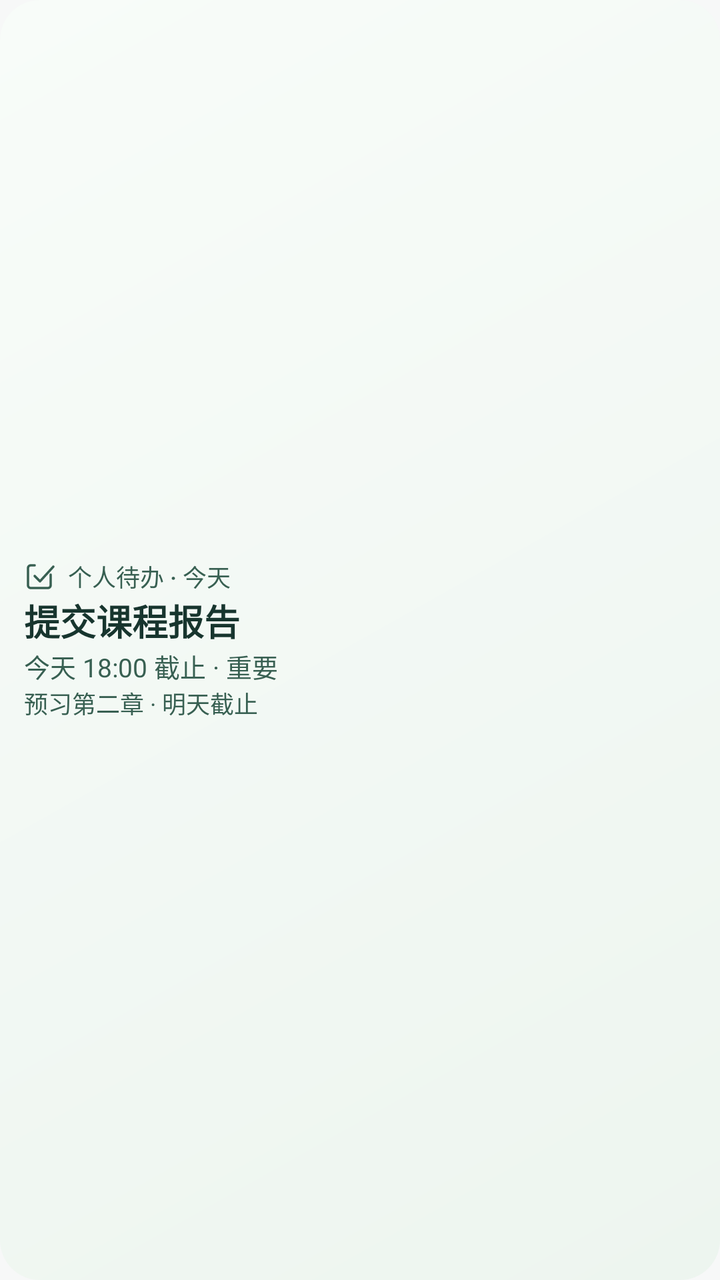
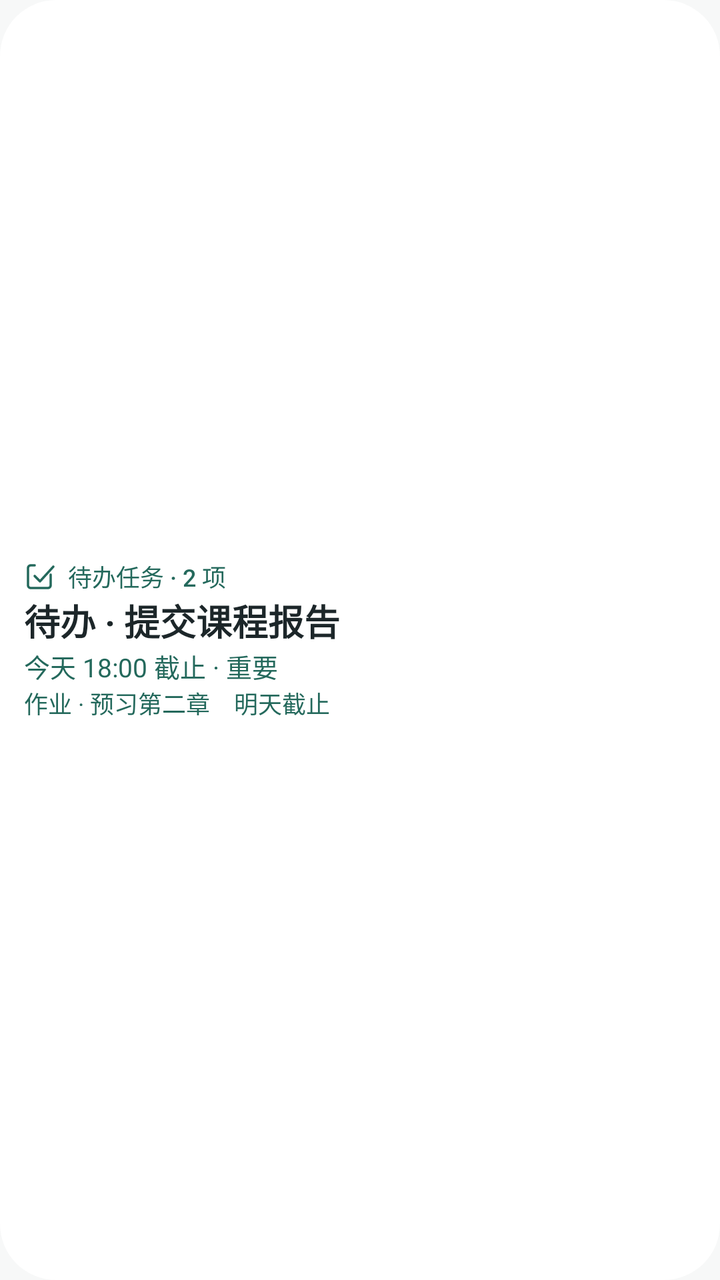

Compare the two renders of this Android layout. The source of the first and the diff that turns it into the second are given below.
<!-- AndroidManifest.xml: application theme Theme.ClassTools -->
<!-- res/layout/widget_preview_tasks.xml -->
<LinearLayout xmlns:android="http://schemas.android.com/apk/res/android" android:layout_width="match_parent"
    android:layout_height="match_parent" android:gravity="center_vertical" android:orientation="vertical"
    android:background="@drawable/timetable_widget_background" android:padding="12dp">
    <TextView android:drawableStart="@drawable/widget_icon_tasks" android:drawablePadding="6dp"
        android:gravity="center_vertical" android:fontFamily="sans-serif-medium" android:layout_width="match_parent" android:layout_height="wrap_content" android:textColor="@color/widget_accent" android:textSize="12sp" android:text="个人待办 · 今天" />
    <TextView android:layout_width="match_parent" android:layout_height="wrap_content" android:textColor="@color/widget_ink" android:textSize="18sp" android:textStyle="bold" android:maxLines="1" android:ellipsize="end" android:text="提交课程报告" />
    <TextView android:layout_width="match_parent" android:layout_height="wrap_content" android:textColor="@color/widget_accent" android:textSize="13sp" android:maxLines="1" android:ellipsize="end" android:text="今天 18:00 截止 · 重要" />
    <TextView android:layout_width="match_parent" android:layout_height="wrap_content" android:singleLine="true" android:ellipsize="end" android:textSize="12sp" android:textColor="@color/widget_accent" android:text="预习第二章 · 明天截止" />
</LinearLayout>
<!-- resources referenced by this layout -->
<resources>
  <color name="widget_accent">#386052</color>
  <color name="widget_ink">#17352E</color>
  <!-- drawable timetable_widget_background (drawable) -->
  <shape xmlns:android="http://schemas.android.com/apk/res/android" android:shape="rectangle">
      <gradient android:angle="315" android:startColor="@color/widget_green_highlight" android:endColor="@color/widget_paper" />
      <corners android:radius="20dp" />
  </shape>
  <!-- drawable widget_icon_tasks (drawable) -->
  <vector xmlns:android="http://schemas.android.com/apk/res/android"
      android:width="16dp" android:height="16dp" android:viewportWidth="24" android:viewportHeight="24">
      <path android:fillColor="@android:color/transparent" android:strokeColor="@color/widget_accent"
          android:strokeWidth="1.8" android:strokeLineCap="round" android:strokeLineJoin="round"
          android:pathData="M8,4H5a2,2 0,0 0,-2 2v13a2,2 0,0 0,2 2h13a2,2 0,0 0,2 -2v-8 M8,12l4,4L22,5" />
  </vector>
  <style name="Theme.ClassTools" parent="android:Theme.Material.Light.NoActionBar">
          <item name="android:windowBackground">@color/ct_window_background</item>
          <item name="android:windowNoTitle">true</item>
          <item name="android:windowActionModeOverlay">true</item>
          <item name="android:statusBarColor">@android:color/transparent</item>
          <item name="android:navigationBarColor">@android:color/transparent</item>
          <item name="android:windowLightStatusBar">true</item>
          <item name="android:windowLightNavigationBar">true</item>
      </style>
  <color name="widget_green_highlight">#F8FCF9</color>
  <color name="widget_paper">#EDF5EF</color>
  <color name="ct_window_background">#F7F8F8</color>
</resources>

<!-- the commit's change to res/layout/widget_preview_tasks.xml (unified diff, before → after) -->
@@ -2,8 +2,8 @@
     android:layout_height="match_parent" android:gravity="center_vertical" android:orientation="vertical"
     android:background="@drawable/timetable_widget_background" android:padding="12dp">
     <TextView android:drawableStart="@drawable/widget_icon_tasks" android:drawablePadding="6dp"
-        android:gravity="center_vertical" android:fontFamily="sans-serif-medium" android:layout_width="match_parent" android:layout_height="wrap_content" android:textColor="@color/widget_accent" android:textSize="12sp" android:text="个人待办 · 今天" />
-    <TextView android:layout_width="match_parent" android:layout_height="wrap_content" android:textColor="@color/widget_ink" android:textSize="18sp" android:textStyle="bold" android:maxLines="1" android:ellipsize="end" android:text="提交课程报告" />
+        android:gravity="center_vertical" android:fontFamily="sans-serif-medium" android:layout_width="match_parent" android:layout_height="wrap_content" android:textColor="@color/widget_accent" android:textSize="12sp" android:text="待办任务 · 2 项" />
+    <TextView android:layout_width="match_parent" android:layout_height="wrap_content" android:textColor="@color/widget_ink" android:textSize="18sp" android:textStyle="bold" android:maxLines="1" android:ellipsize="end" android:text="待办 · 提交课程报告" />
     <TextView android:layout_width="match_parent" android:layout_height="wrap_content" android:textColor="@color/widget_accent" android:textSize="13sp" android:maxLines="1" android:ellipsize="end" android:text="今天 18:00 截止 · 重要" />
-    <TextView android:layout_width="match_parent" android:layout_height="wrap_content" android:singleLine="true" android:ellipsize="end" android:textSize="12sp" android:textColor="@color/widget_accent" android:text="预习第二章 · 明天截止" />
+    <TextView android:layout_width="match_parent" android:layout_height="wrap_content" android:singleLine="true" android:ellipsize="end" android:textSize="12sp" android:textColor="@color/widget_accent" android:text="作业 · 预习第二章　明天截止" />
 </LinearLayout>
<!-- resource entries referenced after the edit -->
@@ -1,11 +1,11 @@
 <!-- resources referenced by this layout -->
 <resources>
-  <color name="widget_accent">#386052</color>
-  <color name="widget_ink">#17352E</color>
+  <color name="widget_accent">#24695C</color>
+  <color name="widget_ink">#1C2629</color>
   <!-- drawable timetable_widget_background (drawable) -->
   <shape xmlns:android="http://schemas.android.com/apk/res/android" android:shape="rectangle">
       <gradient android:angle="315" android:startColor="@color/widget_green_highlight" android:endColor="@color/widget_paper" />
-      <corners android:radius="20dp" />
+      <corners android:radius="@dimen/ct_widget_radius" />
   </shape>
   <!-- drawable widget_icon_tasks (drawable) -->
   <vector xmlns:android="http://schemas.android.com/apk/res/android"
@@ -23,8 +23,9 @@
           <item name="android:windowLightStatusBar">true</item>
           <item name="android:windowLightNavigationBar">true</item>
       </style>
-  <color name="widget_green_highlight">#F8FCF9</color>
-  <color name="widget_paper">#EDF5EF</color>
+  <color name="widget_green_highlight">#FFFFFF</color>
+  <color name="widget_paper">#FFFFFF</color>
+  <dimen name="ct_widget_radius">20dp</dimen>
   <color name="ct_window_background">#F7F8F8</color>
 </resources>
 
